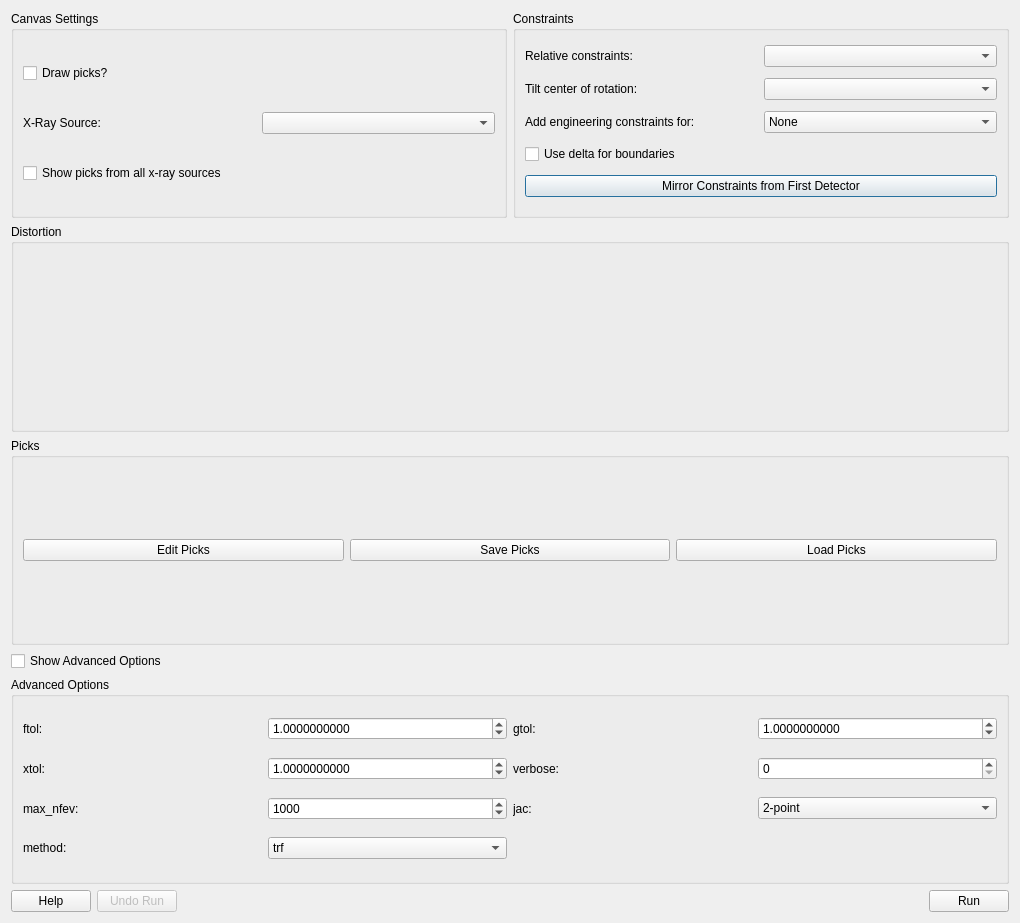
The window that hexrdgui/resources/ui/calibration_dialog.ui (HEXRD/hexrdgui) describes before a commit, drawn with Qt 5.
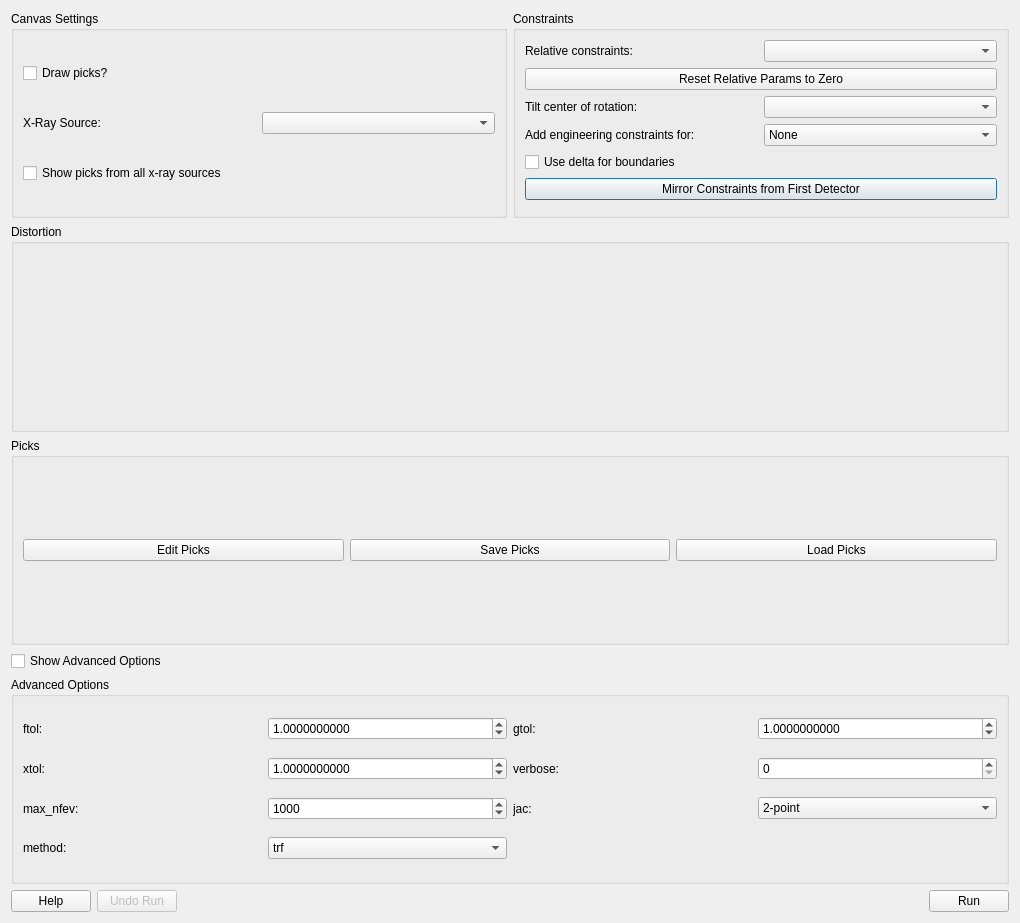
The same window after the commit. Icons and pictures are not drawn. Custom widgets are drawn as their Qt base class.

Commit message:
Save instrument rigid body constraint params
These will be saved in the state file and re-used in the calibration
dialog. These numbers are essential for FIDDLE, so it's important that
they stay recorded in the state file and are retrievable.

What changed in the file:
```diff
--- a/hexrdgui/resources/ui/calibration_dialog.ui
+++ b/hexrdgui/resources/ui/calibration_dialog.ui
@@ -20,33 +20,6 @@
       <string>Constraints</string>
      </property>
      <layout class="QGridLayout" name="gridLayout_4">
-      <item row="0" column="0">
-       <widget class="QLabel" name="relative_constraints_label">
-        <property name="toolTip">
-         <string>&lt;html&gt;&lt;head/&gt;&lt;body&gt;&lt;p&gt;Options to set relative constraints between the detectors.&lt;/p&gt;&lt;p&gt;&lt;br/&gt;&lt;/p&gt;&lt;p&gt;&amp;quot;None&amp;quot; means no relative constraints.&lt;/p&gt;&lt;p&gt;&lt;br/&gt;&lt;/p&gt;&lt;p&gt;&amp;quot;System&amp;quot; means all detectors are relatively constrained to one another. In this case, the mean center of the detectors and a mean tilt may be refined.&lt;/p&gt;&lt;/body&gt;&lt;/html&gt;</string>
-        </property>
-        <property name="text">
-         <string>Relative constraints:</string>
-        </property>
-       </widget>
-      </item>
-      <item row="3" column="0">
-       <widget class="QCheckBox" name="delta_boundaries">
-        <property name="text">
-         <string>Use delta for boundaries</string>
-        </property>
-       </widget>
-      </item>
-      <item row="4" column="0" colspan="2">
-       <widget class="QPushButton" name="mirror_constraints_from_first_detector">
-        <property name="toolTip">
-         <string>&lt;html&gt;&lt;head/&gt;&lt;body&gt;&lt;p&gt;If clicked, the &amp;quot;Vary&amp;quot; and &amp;quot;Delta&amp;quot; (if &amp;quot;Use delta for boundaries&amp;quot; is checked) settings of the first detector's tilt/translation parameters will be copied to all other detectors' tilt/translation parameters.&lt;/p&gt;&lt;p&gt;This is helpful if you have many detectors and want to modify all of their &amp;quot;Vary&amp;quot; and &amp;quot;Delta&amp;quot; settings in a similar way.&lt;/p&gt;&lt;/body&gt;&lt;/html&gt;</string>
-        </property>
-        <property name="text">
-         <string>Mirror Constraints from First Detector</string>
-        </property>
-       </widget>
-      </item>
       <item row="0" column="1">
        <widget class="QComboBox" name="relative_constraints">
         <property name="toolTip">
@@ -55,16 +28,26 @@
        </widget>
       </item>
       <item row="2" column="0">
-       <widget class="QLabel" name="engineering_constraints_label">
+       <widget class="QLabel" name="tilt_center_of_rotation_label">
         <property name="toolTip">
          <string>&lt;html&gt;&lt;head/&gt;&lt;body&gt;&lt;p&gt;Add engineering constraints for certain instrument types. This may add extra parameters to the table.&lt;/p&gt;&lt;p&gt;&lt;br/&gt;&lt;/p&gt;&lt;p&gt;For example, for TARDIS, the distance between IMAGE-PLATE-2 and IMAGE-PLATE-4 must be within a certain range. If TARDIS is selected, a new parameter is added with default values for this distance.&lt;/p&gt;&lt;p&gt;&lt;br/&gt;&lt;/p&gt;&lt;p&gt;If the instrument type can be guessed, it will be selected automatically when the dialog first appears. For example, TARDIS is automatically selected if any of the detector names are IMAGE-PLATE-2, IMAGE-PLATE-3, or IMAGE-PLATE-4.&lt;/p&gt;&lt;/body&gt;&lt;/html&gt;</string>
         </property>
         <property name="text">
-         <string>Add engineering constraints for:</string>
+         <string>Tilt center of rotation:</string>
         </property>
        </widget>
       </item>
-      <item row="2" column="1">
+      <item row="5" column="0" colspan="2">
+       <widget class="QPushButton" name="mirror_constraints_from_first_detector">
+        <property name="toolTip">
+         <string>&lt;html&gt;&lt;head/&gt;&lt;body&gt;&lt;p&gt;If clicked, the &amp;quot;Vary&amp;quot; and &amp;quot;Delta&amp;quot; (if &amp;quot;Use delta for boundaries&amp;quot; is checked) settings of the first detector's tilt/translation parameters will be copied to all other detectors' tilt/translation parameters.&lt;/p&gt;&lt;p&gt;This is helpful if you have many detectors and want to modify all of their &amp;quot;Vary&amp;quot; and &amp;quot;Delta&amp;quot; settings in a similar way.&lt;/p&gt;&lt;/body&gt;&lt;/html&gt;</string>
+        </property>
+        <property name="text">
+         <string>Mirror Constraints from First Detector</string>
+        </property>
+       </widget>
+      </item>
+      <item row="3" column="1">
        <widget class="QComboBox" name="engineering_constraints">
         <property name="toolTip">
          <string>&lt;html&gt;&lt;head/&gt;&lt;body&gt;&lt;p&gt;Add engineering constraints for certain instrument types. This may add extra parameters to the table.&lt;/p&gt;&lt;p&gt;&lt;br/&gt;&lt;/p&gt;&lt;p&gt;For example, for TARDIS, the distance between IMAGE-PLATE-2 and IMAGE-PLATE-4 must be within a certain range. If TARDIS is selected, a new parameter is added with default values for this distance.&lt;/p&gt;&lt;p&gt;&lt;br/&gt;&lt;/p&gt;&lt;p&gt;If the instrument type can be guessed, it will be selected automatically when the dialog first appears. For example, TARDIS is automatically selected if any of the detector names are IMAGE-PLATE-2, IMAGE-PLATE-3, or IMAGE-PLATE-4.&lt;/p&gt;&lt;/body&gt;&lt;/html&gt;</string>
@@ -81,23 +64,47 @@
         </item>
        </widget>
       </item>
-      <item row="1" column="0">
-       <widget class="QLabel" name="tilt_center_of_rotation_label">
+      <item row="3" column="0">
+       <widget class="QLabel" name="engineering_constraints_label">
         <property name="toolTip">
          <string>&lt;html&gt;&lt;head/&gt;&lt;body&gt;&lt;p&gt;The center of rotation to be used for tilt parameters when relative constraints are enabled.&lt;/p&gt;&lt;p&gt;&lt;br/&gt;&lt;/p&gt;&lt;p&gt;&amp;quot;Mean Instrument Center&amp;quot; will cause the panels to be rotated about the mean center of the detectors when the tilt is modified.&lt;/p&gt;&lt;p&gt;&lt;br/&gt;&lt;/p&gt;&lt;p&gt;&amp;quot;Origin&amp;quot; will cause the panels to be rotated about lab origin (i. e., [0, 0, 0]) when the tilt is modified.&lt;/p&gt;&lt;/body&gt;&lt;/html&gt;</string>
         </property>
         <property name="text">
-         <string>Tilt center of rotation:</string>
+         <string>Add engineering constraints for:</string>
         </property>
        </widget>
       </item>
-      <item row="1" column="1">
+      <item row="0" column="0">
+       <widget class="QLabel" name="relative_constraints_label">
+        <property name="toolTip">
+         <string>&lt;html&gt;&lt;head/&gt;&lt;body&gt;&lt;p&gt;Options to set relative constraints between the detectors.&lt;/p&gt;&lt;p&gt;&lt;br/&gt;&lt;/p&gt;&lt;p&gt;&amp;quot;None&amp;quot; means no relative constraints.&lt;/p&gt;&lt;p&gt;&lt;br/&gt;&lt;/p&gt;&lt;p&gt;&amp;quot;System&amp;quot; means all detectors are relatively constrained to one another. In this case, the mean center of the detectors and a mean tilt may be refined.&lt;/p&gt;&lt;/body&gt;&lt;/html&gt;</string>
+        </property>
+        <property name="text">
+         <string>Relative constraints:</string>
+        </property>
+       </widget>
+      </item>
+      <item row="2" column="1">
        <widget class="QComboBox" name="tilt_center_of_rotation">
         <property name="toolTip">
          <string>&lt;html&gt;&lt;head/&gt;&lt;body&gt;&lt;p&gt;The center of rotation to be used for tilt parameters when relative constraints are enabled.&lt;/p&gt;&lt;p&gt;&lt;br/&gt;&lt;/p&gt;&lt;p&gt;&amp;quot;Mean Instrument Center&amp;quot; will cause the panels to be rotated about the mean center of the detectors when the tilt is modified.&lt;/p&gt;&lt;p&gt;&lt;br/&gt;&lt;/p&gt;&lt;p&gt;&amp;quot;Origin&amp;quot; will cause the panels to be rotated about lab origin (i. e., [0, 0, 0]) when the tilt is modified.&lt;/p&gt;&lt;/body&gt;&lt;/html&gt;</string>
         </property>
        </widget>
       </item>
+      <item row="4" column="0">
+       <widget class="QCheckBox" name="delta_boundaries">
+        <property name="text">
+         <string>Use delta for boundaries</string>
+        </property>
+       </widget>
+      </item>
+      <item row="1" column="0" colspan="2">
+       <widget class="QPushButton" name="reset_relative_params_to_zero">
+        <property name="text">
+         <string>Reset Relative Params to Zero</string>
+        </property>
+       </widget>
+      </item>
      </layout>
     </widget>
    </item>
```
Left out of the diff: 5 changed lines with no effect on the pictures. The commit also changes 3 other files.
